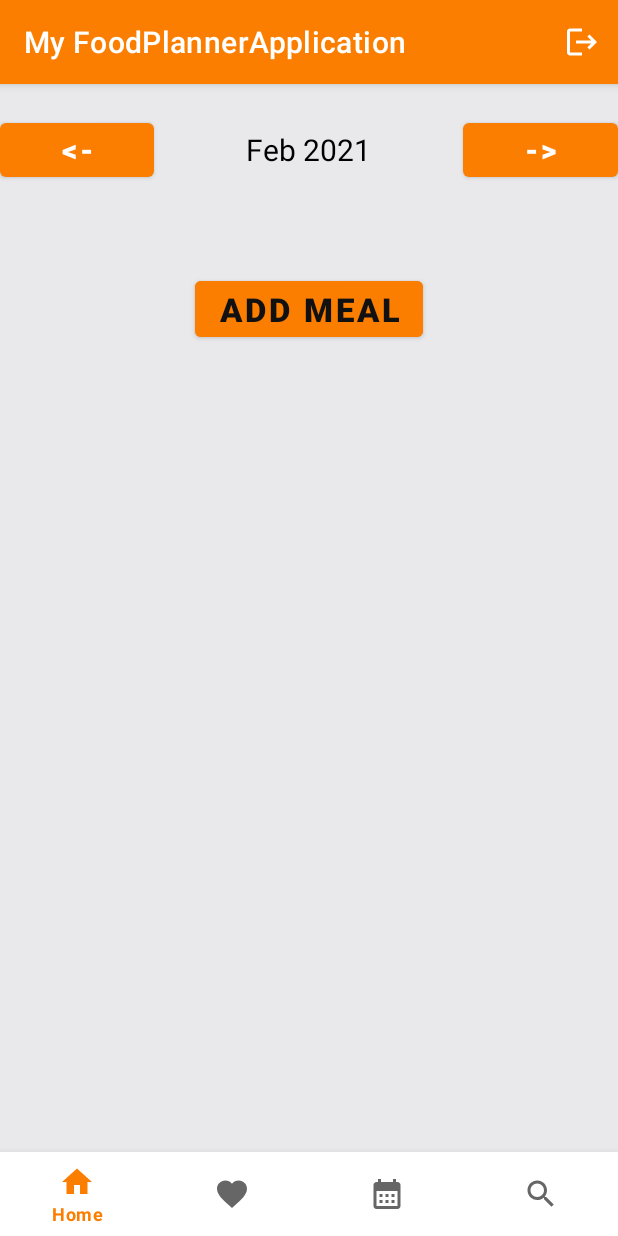
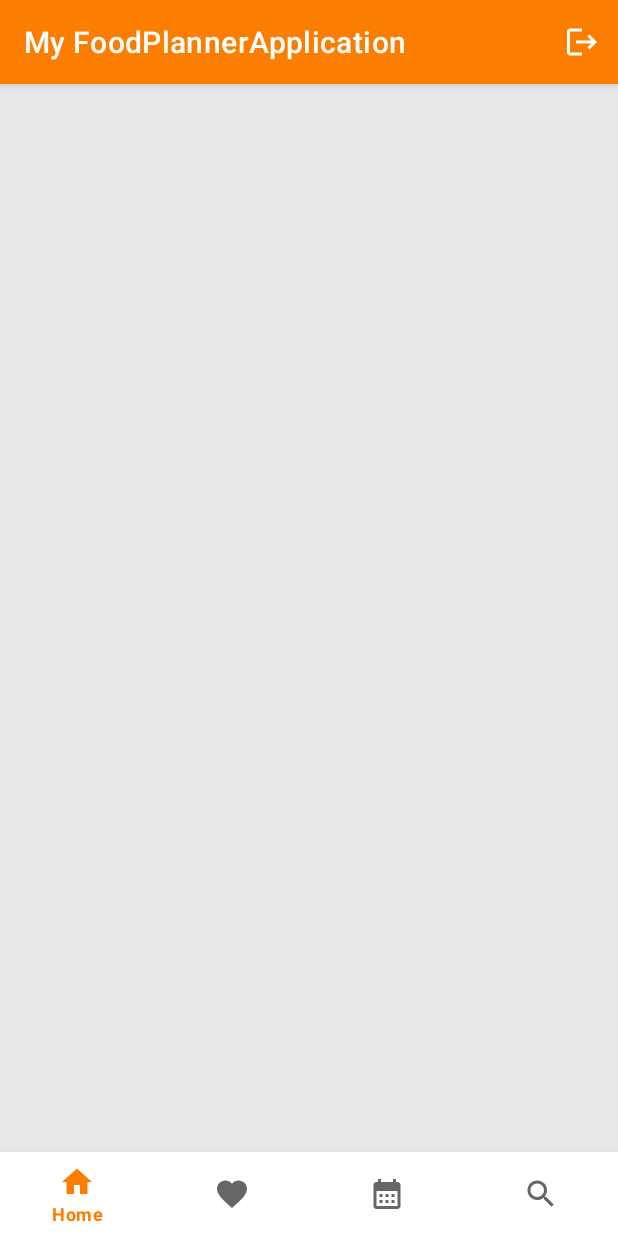
Before and after one commit to AsmaaElkobrosy/FoodPlanner, an Android app: the fragment DailyPlanFragment placed in its activity, on a phone screen of 412 x 824 dp. Run offline under Robolectric (Android 15) with nearby library versions, the phone set to English and light mode, and no system bars; our stand-ins replace Firebase (no records; nobody signed in at launch, a user with empty details on screens opened directly), Room's generated code, RxJava; network calls fail; pictures from the network do not load.

Commit message:
Daily plan, Retrieving plan meals from fire base and room, video player, keep user logged in by firebase, favourite presenter

```diff
--- a/MyFoodPlannerApplication/app/src/main/java/com/example/myfoodplannerapplication/LoadYouTubeVideo.java
+++ /dev/null
@@ -1,5 +0,0 @@
-package com.example.myfoodplannerapplication;
-
-public interface LoadYouTubeVideo {
-    void LoadVideo(String url);
-}
--- a/MyFoodPlannerApplication/app/src/main/res/layout/daily_plan.xml
+++ b/MyFoodPlannerApplication/app/src/main/res/layout/daily_plan.xml
@@ -13,40 +13,7 @@
         android:layout_width="match_parent"
         android:layout_height="wrap_content"
         android:orientation="horizontal"
-        android:layout_marginTop="20dp">
-
-        <Button
-            android:layout_width="0dp"
-            android:layout_height="wrap_content"
-            android:layout_weight="1"
-            android:text="@string/back"
-            android:textColor="@color/white"
-            android:background="@null"
-            android:textStyle="bold"
-
-            android:textSize="20sp"/>
-
-        <TextView
-            android:id="@+id/monthDayText"
-            android:layout_width="0dp"
-            android:layout_weight="2"
-            android:layout_height="wrap_content"
-            android:text="Feb 2021"
-            android:textSize="20sp"
-            android:textAlignment="center"
-            android:textColor="@color/black"/>
-
-        <Button
-            android:layout_width="0dp"
-            android:layout_height="wrap_content"
-            android:layout_weight="1"
-            android:text="@string/forward"
-            android:textColor="@color/white"
-            android:textStyle="bold"
-
-            android:textSize="20sp"/>
-
-    </LinearLayout>
+        android:layout_marginTop="20dp"/>
 
     <TextView
         android:id="@+id/dayOfWeekTV"
@@ -60,17 +27,6 @@
         android:textStyle="bold"
         android:textSize="30sp"/>
 
-    <Button
-        android:id="@+id/btnaddmeal"
-        android:layout_width="wrap_content"
-        android:layout_height="wrap_content"
-        android:text="Add Meal"
-        android:textColor="@color/black_new"
-        android:textStyle="bold"
-        android:backgroundTint="@color/orange"
-        android:textSize="22dp"
-        android:layout_gravity="center"/>
-
     <androidx.recyclerview.widget.RecyclerView
         android:layout_width="match_parent"
         android:layout_height="match_parent"
```
